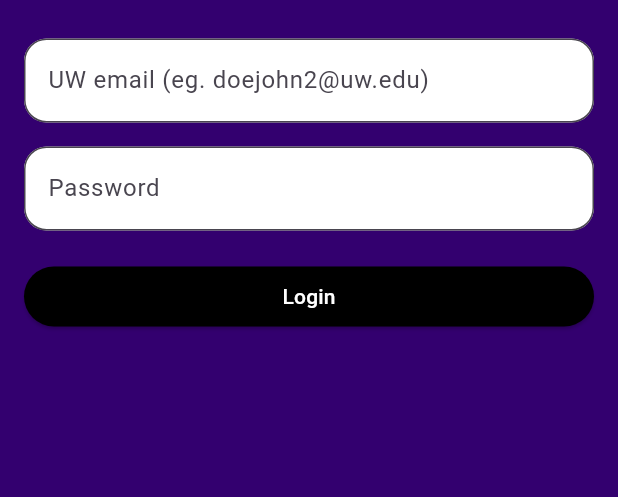
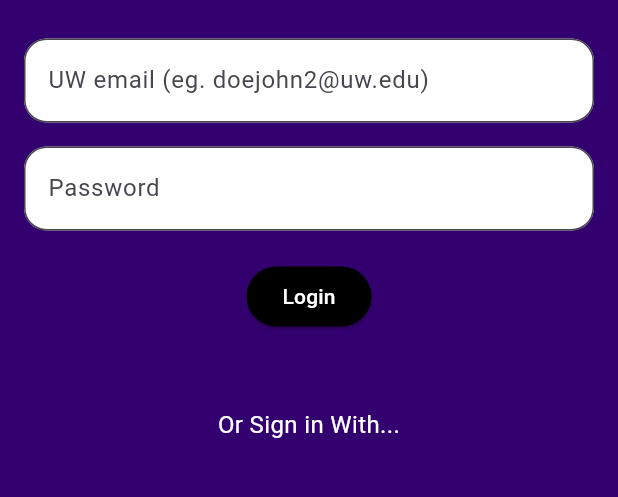
Before and after one commit to sporteefy/dropin_app, a Flutter app: the screen it shows after launch, on a phone screen of 412 x 824 dp, the part 449-946 px from its top. Run offline on Flutter 3.47's test engine with Material 3 defaults, Android fonts, the phone set to English and light mode, and no system bars.

Commit message:
added or sign in with text for google auth later.

```diff
--- a/lib/auth_page.dart
+++ b/lib/auth_page.dart
@@ -47,15 +47,14 @@ class _AuthPageState extends State<AuthPage> {
       ),
       body: Padding(
         padding: const EdgeInsets.symmetric(horizontal: 16.0), // Horizontal padding
-        child: Center(
-          child: Padding(
-            padding: const EdgeInsets.only(top: 25.0), // Space from top of the screen
-            child: Column(
-              mainAxisAlignment: MainAxisAlignment.start, // Align column to start (top)
-              crossAxisAlignment: CrossAxisAlignment.stretch, // Stretch horizontally
-              children: <Widget>[
+        child: Column(
+          mainAxisAlignment: MainAxisAlignment.spaceBetween, // Align elements with space between
+          crossAxisAlignment: CrossAxisAlignment.stretch, // Stretch horizontally
+          children: <Widget>[
+            Column(
+              children: [
                 Container(
-                  margin: EdgeInsets.only(bottom: 16.0), // Space between TextFields
+                  margin: EdgeInsets.only(top: 25.0, bottom: 16.0), // Space from top of the screen and between TextFields
                   child: TextField(
                     controller: _usernameController,
                     decoration: InputDecoration(
@@ -64,7 +63,7 @@ class _AuthPageState extends State<AuthPage> {
                       filled: true,
                       border: OutlineInputBorder(
                         borderRadius: BorderRadius.circular(15),
-                      )
+                      ),
                     ),
                   ),
                 ),
@@ -78,7 +77,7 @@ class _AuthPageState extends State<AuthPage> {
                       filled: true,
                       border: OutlineInputBorder(
                         borderRadius: BorderRadius.circular(15),
-                      )
+                      ),
                     ),
                     obscureText: true,
                   ),
@@ -95,7 +94,18 @@ class _AuthPageState extends State<AuthPage> {
                 ),
               ],
             ),
-          ),
+            Padding(
+              padding: EdgeInsets.fromLTRB(0, 0, 0, 230), // Padding at the bottom
+              child: Text(
+                'Or Sign in With...', // Text at the bottom
+                textAlign: TextAlign.center,
+                style: TextStyle(
+                  color: Colors.white,
+                  fontSize: 16,
+                ),
+              ),
+            ),
+          ],
         ),
       ),
     );
```
